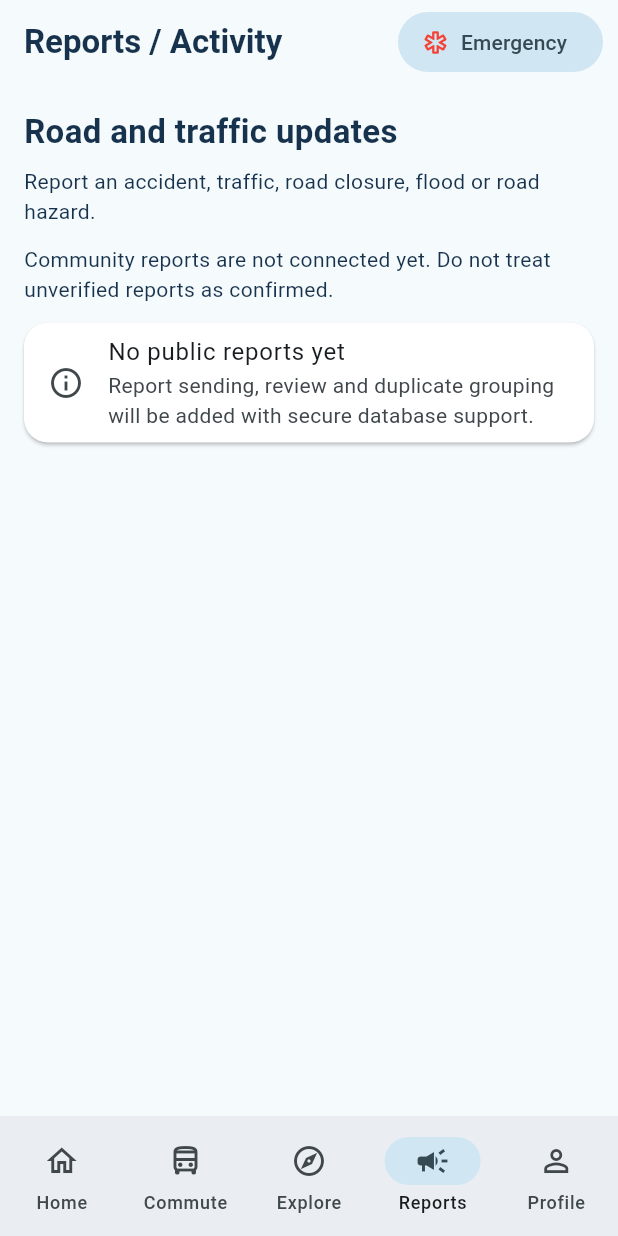
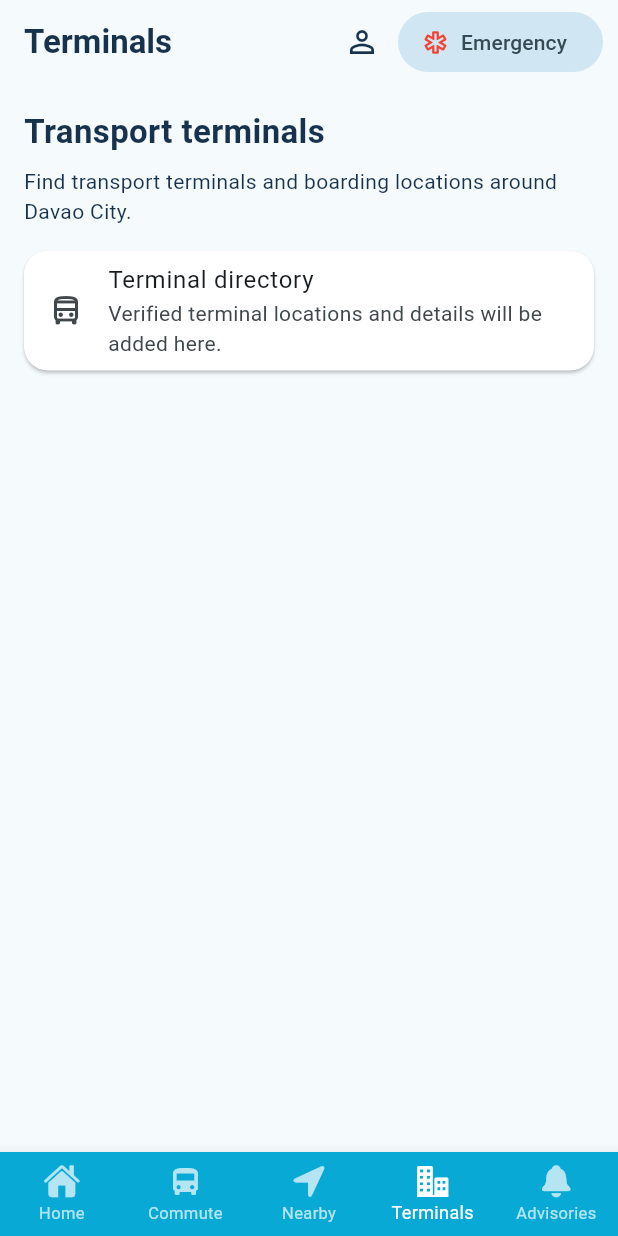
Before and after one commit to altonralph24-cmd/TaraCommute, a Flutter app: the screen it shows after launch, item 4 of the bottom bar chosen, on a phone screen of 412 x 824 dp. Run offline on Flutter 3.47's test engine with Material 3 defaults, Android fonts, the phone set to English and light mode, and no system bars; our stand-ins replace flutter_map, latlong2, supabase_flutter; accounts and stored records are empty.

Commit message:
Refactor navigation and add Terminals and Advisories pages
Refactor main.dart to improve navigation and structure.

```diff
--- a/lib/main.dart
+++ b/lib/main.dart
@@ -1,3 +1,4 @@
+
 import 'package:flutter/material.dart';
 import 'package:flutter_map/flutter_map.dart';
 import 'package:latlong2/latlong.dart';
@@ -6,6 +7,7 @@ import 'package:supabase_flutter/supabase_flutter.dart';
 import 'data/dc_bus_routes.dart';
 import 'core/config/app_config.dart';
 import 'core/theme/app_theme.dart';
+import 'app/navigation/app_bottom_navigation.dart';
 
 Future<void> main() async {
   WidgetsFlutterBinding.ensureInitialized();
@@ -14,8 +16,7 @@ Future<void> main() async {
   const supabasePublishableKey =
       String.fromEnvironment('SUPABASE_PUBLISHABLE_KEY');
 
-  if (supabaseUrl.isNotEmpty &&
-      supabasePublishableKey.isNotEmpty) {
+  if (supabaseUrl.isNotEmpty && supabasePublishableKey.isNotEmpty) {
     await Supabase.initialize(
       url: supabaseUrl,
       publishableKey: supabasePublishableKey,
@@ -49,21 +50,30 @@ class MainShell extends StatefulWidget {
 class _MainShellState extends State<MainShell> {
   int selectedTab = 0;
 
-  final pages = const [
+  final List<Widget> pages = const [
     HomePage(),
     CommutePage(),
     ExplorePage(),
+    TerminalsPage(),
     ReportsPage(),
-    ProfilePage(),
   ];
 
-  final titles = const [
+  final List<String> titles = const [
     'TaraCommute',
     'Commute',
-    'Explore',
-    'Reports / Activity',
-    'Profile',
+    'Nearby',
+    'Terminals',
+    'Advisories',
   ];
+
+  void openProfile() {
+    Navigator.push(
+      context,
+      MaterialPageRoute(
+        builder: (context) => const ProfilePage(),
+      ),
+    );
+  }
 
   @override
   Widget build(BuildContext context) {
@@ -74,6 +84,11 @@ class _MainShellState extends State<MainShell> {
           style: const TextStyle(fontWeight: FontWeight.bold),
         ),
         actions: [
+          IconButton(
+            tooltip: 'Profile',
+            onPressed: openProfile,
+            icon: const Icon(Icons.person_outline),
+          ),
           Padding(
             padding: const EdgeInsets.only(right: 10),
             child: FilledButton.tonalIcon(
@@ -91,38 +106,13 @@ class _MainShellState extends State<MainShell> {
         index: selectedTab,
         children: pages,
       ),
-      bottomNavigationBar: NavigationBar(
-        selectedIndex: selectedTab,
-        onDestinationSelected: (value) {
-          setState(() => selectedTab = value);
+      bottomNavigationBar: AppBottomNavigation(
+        currentIndex: selectedTab,
+        onTap: (value) {
+          setState(() {
+            selectedTab = value;
+          });
         },
-        destinations: const [
-          NavigationDestination(
-            icon: Icon(Icons.home_outlined),
-            selectedIcon: Icon(Icons.home),
-            label: 'Home',
-          ),
-          NavigationDestination(
-            icon: Icon(Icons.directions_bus_outlined),
-            selectedIcon: Icon(Icons.directions_bus),
-            label: 'Commute',
-          ),
-          NavigationDestination(
-            icon: Icon(Icons.explore_outlined),
-            selectedIcon: Icon(Icons.explore),
-            label: 'Explore',
-          ),
-          NavigationDestination(
-            icon: Icon(Icons.campaign_outlined),
-            selectedIcon: Icon(Icons.campaign),
-            label: 'Reports',
-          ),
-          NavigationDestination(
-            icon: Icon(Icons.person_outline),
-            selectedIcon: Icon(Icons.person),
-            label: 'Profile',
-          ),
-        ],
       ),
     );
   }
@@ -148,6 +138,8 @@ void showEmergencyDialog(BuildContext context) {
   );
 }
 
+// HOME PAGE
+
 class HomePage extends StatelessWidget {
   const HomePage({super.key});
 
@@ -158,7 +150,10 @@ class HomePage extends StatelessWidget {
       children: [
         const Text(
           'Asa ka padulong?',
-          style: TextStyle(fontSize: 24, fontWeight: FontWeight.bold),
+          style: TextStyle(
+            fontSize: 24,
+            fontWeight: FontWeight.bold,
+          ),
         ),
         const SizedBox(height: 6),
         const Text('Find a way to get around Davao City.'),
@@ -171,23 +166,32 @@ class HomePage extends StatelessWidget {
           ),
         ),
         const SizedBox(height: 14),
-        const SizedBox(height: 280, child: DavaoMapPreview()),
+        const SizedBox(
+          height: 280,
+          child: DavaoMapPreview(),
+        ),
         const SizedBox(height: 12),
         const Text(
           'Choose your ride',
-          style: TextStyle(fontSize: 19, fontWeight: FontWeight.bold),
+          style: TextStyle(
+            fontSize: 19,
+            fontWeight: FontWeight.bold,
+          ),
         ),
         const SizedBox(height: 8),
         const TransportChoices(),
         const SizedBox(height: 12),
         const Text(
-          'Map note: live traffic and live vehicle locations are not connected yet.',
+          'Map note: live traffic and live vehicle locations '
+          'are not connected yet.',
           style: TextStyle(color: Colors.black54),
         ),
       ],
     );
   }
 }
+
+// DAVAO MAP PREVIEW
 
 class DavaoMapPreview extends StatelessWidget {
   const DavaoMapPreview({super.key});
@@ -218,6 +222,8 @@ class DavaoMapPreview extends StatelessWidget {
   }
 }
 
+// TRANSPORT CHOICES
+
 class TransportChoices extends StatelessWidget {
   const TransportChoices({super.key});
 
@@ -246,6 +252,8 @@ class TransportChoices extends StatelessWidget {
   }
 }
 
+// COMMUTE PAGE
+
 class CommutePage extends StatefulWidget {
   const CommutePage({super.key});
 
@@ -267,7 +275,10 @@ class _CommutePageState extends State<CommutePage> {
       children: [
         const Text(
           'Plan your trip',
-          style: TextStyle(fontSize: 23, fontWeight: FontWeight.bold),
+          style: TextStyle(
+            fontSize: 23,
+            fontWeight: FontWeight.bold,
+          ),
         ),
         const SizedBox(height: 12),
         const TextField(
@@ -288,7 +299,10 @@ class _CommutePageState extends State<CommutePage> {
         const SizedBox(height: 16),
         const Text(
           'Choose your ride',
-          style: TextStyle(fontWeight: FontWeight.bold, fontSize: 18),
+          style: TextStyle(
+            fontWeight: FontWeight.bold,
+            fontSize: 18,
+          ),
         ),
         const SizedBox(height: 8),
         DropdownButtonFormField<String>(
@@ -315,14 +329,19 @@ class _CommutePageState extends State<CommutePage> {
             ),
           ],
           onChanged: (value) {
-            setState(() => selectedRide = value ?? selectedRide);
+            setState(() {
+              selectedRide = value ?? selectedRide;
+            });
           },
         ),
         if (selectedRide == 'DC Bus [FREE]') ...[
           const SizedBox(height: 18),
           const Text(
             'DC Bus routes',
-            style: TextStyle(fontSize: 19, fontWeight: FontWeight.bold),
+            style: TextStyle(
+              fontSize: 19,
+              fontWeight: FontWeight.bold,
+            ),
           ),
           const Text(
             'Fare: FREE  •  Service times below are supplied schedule information.',
@@ -347,18 +366,28 @@ class _CommutePageState extends State<CommutePage> {
                 )
                 .toList(),
             onChanged: (value) {
-              setState(() => selectedRoute = value ?? selectedRoute);
+              setState(() {
+                selectedRoute = value ?? selectedRoute;
+              });
             },
           ),
           const SizedBox(height: 10),
           SegmentedButton<String>(
             segments: const [
-              ButtonSegment(value: 'AM', label: Text('AM direction')),
-              ButtonSegment(value: 'PM', label: Text('PM direction')),
+              ButtonSegment(
+                value: 'AM',
+                label: Text('AM direction'),
+              ),
+              ButtonSegment(
+                value: 'PM',
+                label: Text('PM direction'),
+              ),
             ],
             selected: {direction},
             onSelectionChanged: (value) {
-              setState(() => direction = value.first);
+              setState(() {
+                direction = value.first;
+              });
             },
           ),
           const SizedBox(height: 8),
@@ -385,29 +414,39 @@ class _CommutePageState extends State<CommutePage> {
                     ),
                   ),
                   title: Text(entry.value),
-                  trailing: entry.key == 0 || entry.key == stops.length - 1
-                      ? const Icon(Icons.flag_outlined, color: Colors.green)
+                  trailing:
+                      entry.key == 0 || entry.key == stops.length - 1
+                          ? const Icon(
+                              Icons.flag_outlined,
+                              color: Colors.green,
+                            )
                           : null,
                 ),
               ),
           const Text(
-            'These are stop names and order only. Map route lines and boarding guidance will be added after every stop is accurately located and checked.',
+            'These are stop names and order only. Map route lines '
+            'and boarding guidance will be added after every stop '
+            'is accurately located and checked.',
             style: TextStyle(color: Colors.deepOrange),
           ),
         ] else ...[
           const SizedBox(height: 16),
           Text(
-            '$selectedRide route details will appear when verified local route or provider information is connected.',
+            '$selectedRide route details will appear when verified '
+            'local route or provider information is connected.',
           ),
           if (selectedRide == 'TNV / Motorcycle Taxi')
             const Text(
-              'Possible providers: Grab, Maxim and JoyRide. No booking or price quote is available in this starter version.',
+              'Possible providers: Grab, Maxim and JoyRide. '
+              'No booking or price quote is available in this starter version.',
             ),
         ],
       ],
     );
   }
 }
+
+// NEARBY PAGE (EXISTING EXPLORE FEATURE)
 
 class ExplorePage extends StatelessWidget {
   const ExplorePage({super.key});
@@ -419,7 +458,10 @@ class ExplorePage extends StatelessWidget {
       children: [
         const Text(
           'Find places around Davao City',
-          style: TextStyle(fontSize: 21, fontWeight: FontWeight.bold),
+          style: TextStyle(
+            fontSize: 21,
+            fontWeight: FontWeight.bold,
+          ),
         ),
         const SizedBox(height: 12),
         const TextField(
@@ -432,11 +474,20 @@ class ExplorePage extends StatelessWidget {
         const SizedBox(height: 14),
         for (final item in [
           ('Schools and colleges', Icons.school_outlined),
-          ('Hospitals, clinics and pharmacies', Icons.local_hospital_outlined),
+          (
+            'Hospitals, clinics and pharmacies',
+            Icons.local_hospital_outlined,
+          ),
           ('Malls, shops and banks', Icons.storefront_outlined),
           ('Restaurants and daily needs', Icons.restaurant_outlined),
-          ('Parks and government offices', Icons.account_balance_outlined),
-          ('Police, fire and public services', Icons.local_police_outlined),
+          (
+            'Parks and government offices',
+            Icons.account_balance_outlined,
+          ),
+          (
+            'Police, fire and public services',
+            Icons.local_police_outlined,
+          ),
         ])
           Card(
             child: ListTile(
@@ -452,6 +503,44 @@ class ExplorePage extends StatelessWidget {
   }
 }
 
+// TERMINALS PAGE
+
+class TerminalsPage extends StatelessWidget {
+  const TerminalsPage({super.key});
+
+  @override
+  Widget build(BuildContext context) {
+    return ListView(
+      padding: const EdgeInsets.all(16),
+      children: const [
+        Text(
+          'Transport terminals',
+          style: TextStyle(
+            fontSize: 22,
+            fontWeight: FontWeight.bold,
+          ),
+        ),
+        SizedBox(height: 8),
+        Text(
+          'Find transport terminals and boarding locations around Davao City.',
+        ),
+        SizedBox(height: 16),
+        Card(
+          child: ListTile(
+            leading: Icon(Icons.directions_bus_outlined),
+            title: Text('Terminal directory'),
+            subtitle: Text(
+              'Verified terminal locations and details will be added here.',
+            ),
+          ),
+        ),
+      ],
+    );
+  }
+}
+
+// ADVISORIES PAGE (EXISTING REPORTS FEATURE)
+
 class ReportsPage extends StatelessWidget {
   const ReportsPage({super.key});
 
@@ -462,7 +551,10 @@ class ReportsPage extends StatelessWidget {
       children: const [
         Text(
           'Road and traffic updates',
-          style: TextStyle(fontSize: 22, fontWeight: FontWeight.bold),
+          style: TextStyle(
+            fontSize: 22,
+            fontWeight: FontWeight.bold,
+          ),
         ),
         SizedBox(height: 8),
         Text(
@@ -470,7 +562,8 @@ class ReportsPage extends StatelessWidget {
         ),
         SizedBox(height: 12),
         Text(
-          'Community reports are not connected yet. Do not treat unverified reports as confirmed.',
+          'Community reports are not connected yet. '
+          'Do not treat unverified reports as confirmed.',
         ),
         SizedBox(height: 12),
         Card(
@@ -478,7 +571,8 @@ class ReportsPage extends StatelessWidget {
             leading: Icon(Icons.info_outline),
             title: Text('No public reports yet'),
             subtitle: Text(
-              'Report sending, review and duplicate grouping will be added with secure database support.',
+              'Report sending, review and duplicate grouping will be '
+              'added with secure database support.',
             ),
           ),
         ),
@@ -487,6 +581,8 @@ class ReportsPage extends StatelessWidget {
   }
 }
 
+// PROFILE PAGE
+
 class ProfilePage extends StatelessWidget {
   const ProfilePage({super.key});
 
@@ -494,7 +590,11 @@ class ProfilePage extends StatelessWidget {
   Widget build(BuildContext context) {
     final connected = Supabase.instance.isInitialized;
 
-    return ListView(
+    return Scaffold(
+      appBar: AppBar(
+        title: const Text('Profile'),
+      ),
+      body: ListView(
         padding: const EdgeInsets.all(16),
         children: [
           const CircleAvatar(
@@ -505,7 +605,10 @@ class ProfilePage extends StatelessWidget {
           const Text(
             'Your TaraCommute profile',
             textAlign: TextAlign.center,
-          style: TextStyle(fontSize: 20, fontWeight: FontWeight.bold),
+            style: TextStyle(
+              fontSize: 20,
+              fontWeight: FontWeight.bold,
+            ),
           ),
           const SizedBox(height: 16),
           Card(
@@ -543,6 +646,7 @@ class ProfilePage extends StatelessWidget {
             ),
           ),
         ],
+      ),
     );
   }
 }
```
Lines whose indentation alone changed are shown as unchanged.
